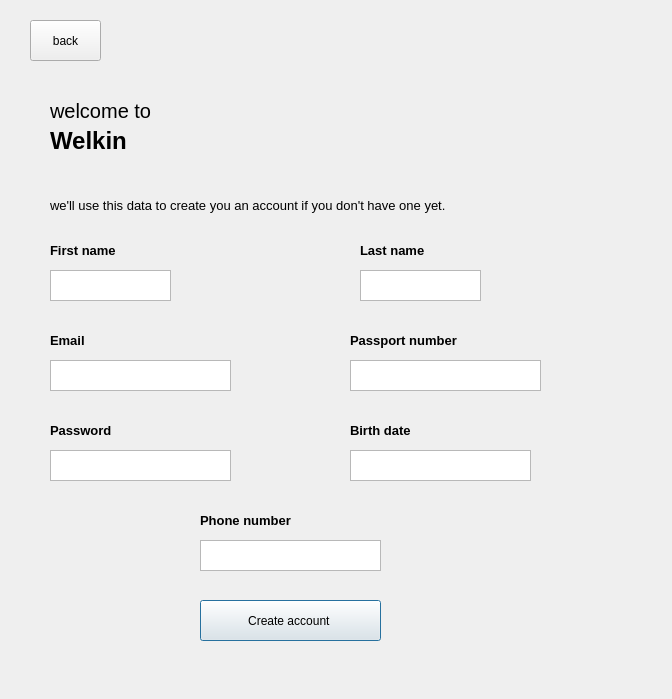
Above: createaccount.ui from Abdelrahman-Shorim/FlightApp before the change. Below: the same form after it.
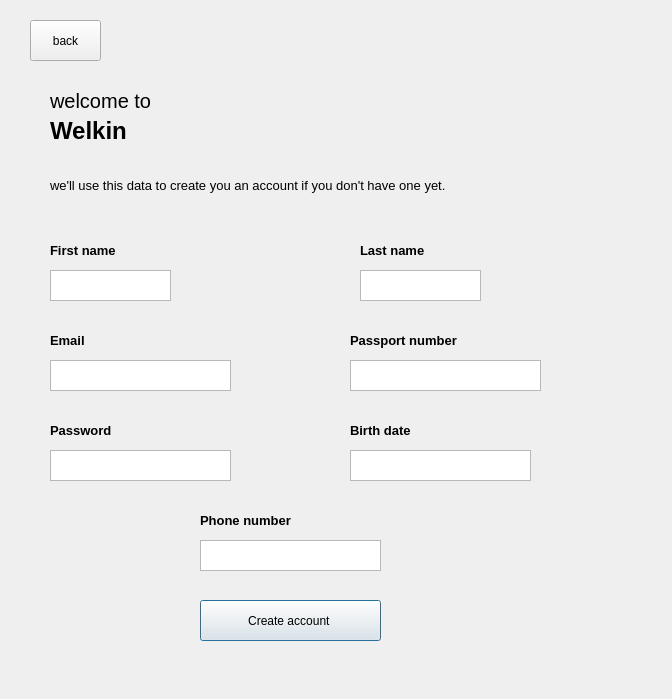
That is the form after the change.

The edit to the form file:
```diff
--- a/createaccount.ui
+++ b/createaccount.ui
@@ -17,7 +17,7 @@
    <property name="geometry">
     <rect>
      <x>50</x>
-     <y>90</y>
+     <y>80</y>
      <width>151</width>
      <height>41</height>
     </rect>
@@ -35,7 +35,7 @@
    <property name="geometry">
     <rect>
      <x>50</x>
-     <y>120</y>
+     <y>110</y>
      <width>151</width>
      <height>41</height>
     </rect>
@@ -55,7 +55,7 @@
    <property name="geometry">
     <rect>
      <x>50</x>
-     <y>170</y>
+     <y>150</y>
      <width>581</width>
      <height>71</height>
     </rect>
```
